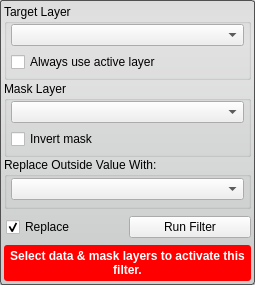
The window that src/Interface/ToolInterface/MaskDataFilterInterface.ui (SCIInstitute/Seg3D) describes before a commit, drawn with Qt 5.
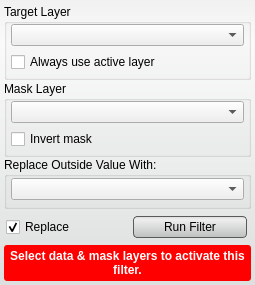
The same window after the commit. Custom widgets are drawn as their Qt base class.

What changed in the file:
```diff
--- a/src/Interface/ToolInterface/MaskDataFilterInterface.ui
+++ b/src/Interface/ToolInterface/MaskDataFilterInterface.ui
@@ -22,8 +22,28 @@
   <property name="styleSheet">
    <string notr="true">QWidget#MaskDataFilterInterface{
   border-radius: 3px;
-  border: 1px solid rgb(80, 80,80);
-  background-color: qlineargradient(spread:pad, x1:0.5, y1:0, x2:0.5, y2:0.960227, stop:0 rgba(221, 221, 221, 255), stop:0.155779 rgba(228, 228, 228, 255), stop:1 rgba(202, 204, 204, 255));      
+  background-color: qlineargradient(spread:pad, x1:0.5, y1:0, x2:0.5, y2:0.960227, stop:0 rgba(241, 241, 241, 255), stop:0.155779 rgba(250, 250, 250, 255), stop:1 rgba(222, 224, 224, 255));      
+}
+
+QPushButton{
+  background-color: qlineargradient(spread:pad, x1:0.5, y1:0, x2:0.5, y2:0.960227, stop:0 rgba(221, 221, 221, 255), stop:0.155779 rgba(238, 238, 238, 255), stop:1 rgba(192, 194, 194, 255));
+  border-radius: 4px;
+  border: 1px solid rgb(90, 90, 90);
+  margin:4px;
+}
+
+QPushButton:hover{
+  background-color: qlineargradient(spread:pad, x1:0.5, y1:0, x2:0.5, y2:1, stop:0 rgba(195, 195, 195, 255), stop:0.253769 rgba(206, 206, 206, 255), stop:1 rgba(185, 185, 185, 255));
+  border-radius: 4px;
+  border: 1px solid rgb(90, 90, 90);
+  margin:4px;
+}
+
+QPushButton:pressed{
+  background-color: qlineargradient(spread:pad, x1:0.5, y1:0, x2:0.5, y2:1, stop:0 rgba(150, 150, 150, 255), stop:0.753769 rgba(206, 206, 206, 255), stop:1 rgba(185, 185, 185, 255));
+  border-radius: 4px;
+  border: 1px solid rgb(90, 90, 90);
+  margin:4px;
 }</string>
   </property>
   <layout class="QVBoxLayout" name="verticalLayout">
@@ -275,6 +295,12 @@
       </item>
       <item>
        <widget class="QPushButton" name="runFilterButton">
+        <property name="minimumSize">
+         <size>
+          <width>0</width>
+          <height>30</height>
+         </size>
+        </property>
         <property name="text">
          <string>Run Filter</string>
         </property>
```
